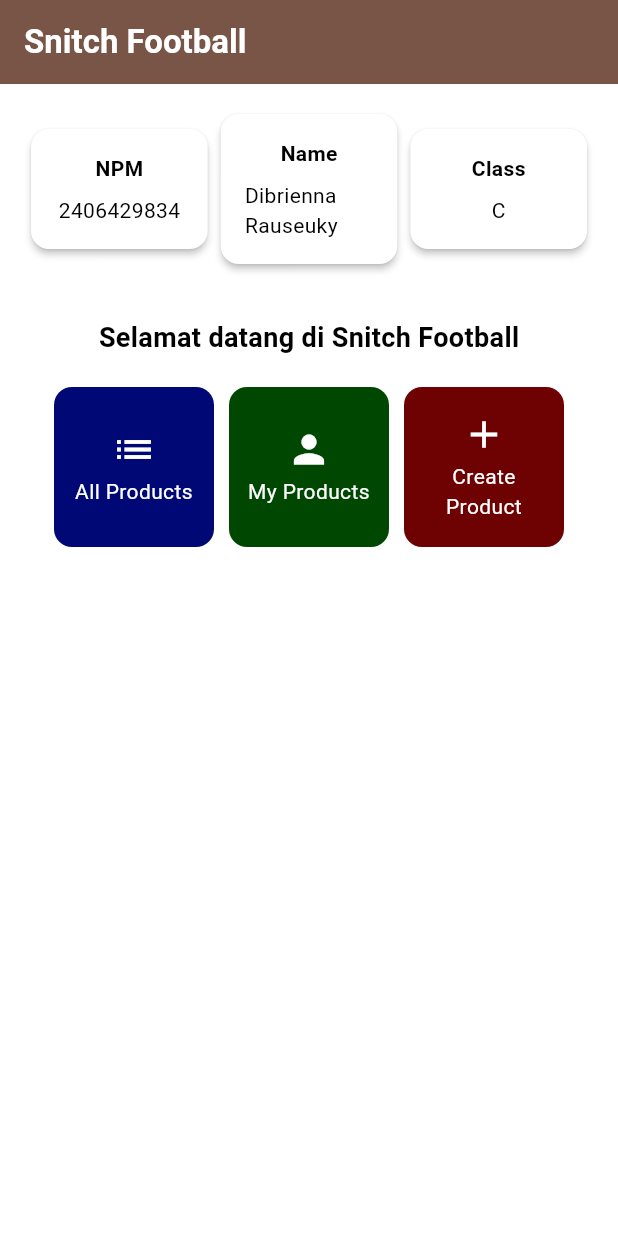
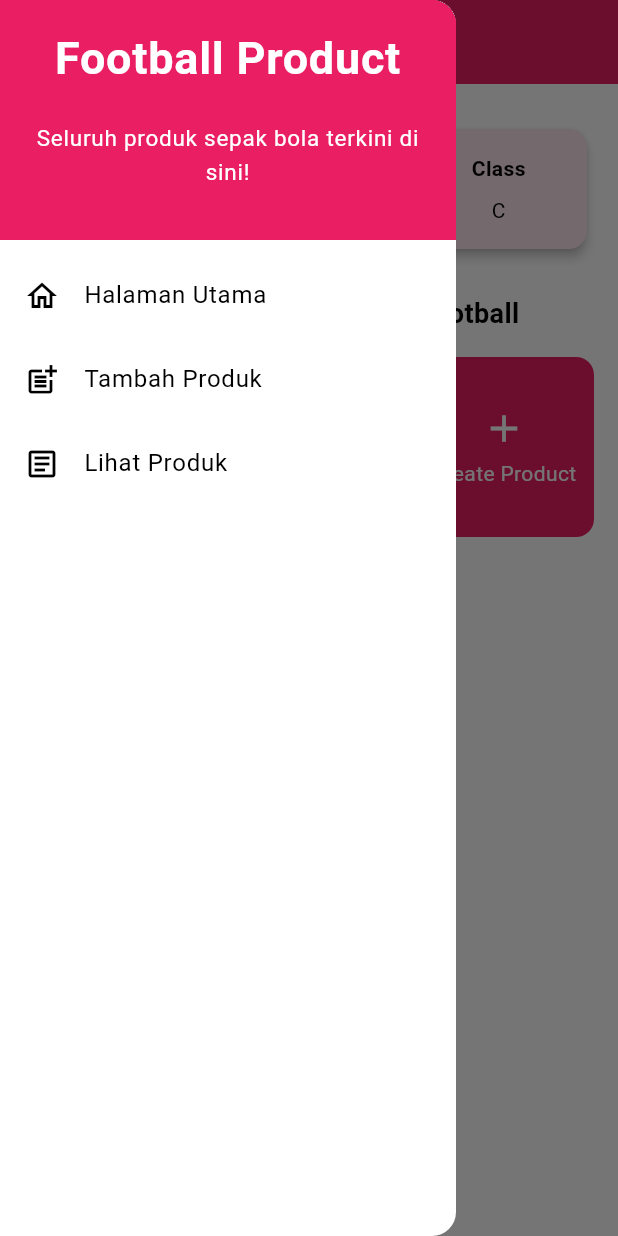
Before and after one commit to Diera2710/snitch-mobile, a Flutter app: the screen it shows after launch, with the side drawer open (before the commit the screen has no drawer), on a phone screen of 412 x 824 dp. Run offline on Flutter 3.47's test engine with Material 3 defaults, Android fonts, the phone set to English and light mode, and no system bars.

Commit message:
half progress

```diff
--- a/lib/main.dart
+++ b/lib/main.dart
@@ -1,4 +1,4 @@
-import 'package:snitch_mobile/menu.dart';
+import 'package:snitch_mobile/screens/menu.dart';
 import 'package:flutter/material.dart';
 
 void main() {
@@ -11,9 +11,9 @@ class MyApp extends StatelessWidget {
   @override
   Widget build(BuildContext context) {
     return MaterialApp(
-      title: 'Football Shop',
+      title: 'Snitch Football Shop',
       theme: ThemeData(
-        colorScheme: ColorScheme.fromSwatch(primarySwatch: Colors.brown)
+        colorScheme: ColorScheme.fromSwatch(primarySwatch: Colors.pink)
             .copyWith(secondary: Colors.pink[200]),
       ),
       home: MyHomePage(),
--- a/lib/menu.dart
+++ /dev/null
@@ -1,140 +0,0 @@
-import 'package:flutter/material.dart';
-
-class MyHomePage extends StatelessWidget {
-  MyHomePage({super.key});
-
-  final String nama = "Dibrienna Rauseuky";
-  final String npm = "2406429834";
-  final String kelas = "C";
-
-  final List<ItemHomepage> items = [
-    ItemHomepage("All Products", Icons.list, const Color.fromARGB(255, 0, 8, 117)),
-    ItemHomepage("My Products", Icons.person, const Color.fromARGB(255, 0, 72, 2)),
-    ItemHomepage("Create Product", Icons.add, const Color.fromARGB(255, 110, 1, 1)),
-  ];
-
-  @override
-  Widget build(BuildContext context) {
-    return Scaffold(
-      appBar: AppBar(
-        title: const Text(
-          'Snitch Football',
-          style: TextStyle(color: Colors.white, fontWeight: FontWeight.bold),
-        ),
-        backgroundColor: Theme.of(context).colorScheme.primary,
-      ),
-      body: Padding(
-        padding: const EdgeInsets.all(16.0),
-        child: Column(
-          crossAxisAlignment: CrossAxisAlignment.center,
-          children: [
-            Row(
-              mainAxisAlignment: MainAxisAlignment.spaceEvenly,
-              children: [
-                InfoCard(title: 'NPM', content: npm),
-                InfoCard(title: 'Name', content: nama),
-                InfoCard(title: 'Class', content: kelas),
-              ],
-            ),
-            const SizedBox(height: 16.0),
-            Center(
-              child: Column(
-                children: [
-                  const Padding(
-                    padding: EdgeInsets.only(top: 16.0),
-                    child: Text(
-                      'Selamat datang di Snitch Football',
-                      style: TextStyle(fontWeight: FontWeight.bold, fontSize: 18.0),
-                    ),
-                  ),
-                  GridView.count(
-                    primary: true,
-                    padding: const EdgeInsets.all(20),
-                    crossAxisSpacing: 10,
-                    mainAxisSpacing: 10,
-                    crossAxisCount: 3,
-                    shrinkWrap: true,
-                    children: items.map((item) => ItemCard(item)).toList(),
-                  ),
-                ],
-              ),
-            ),
-          ],
-        ),
-      ),
-    );
-  }
-}
-
-class InfoCard extends StatelessWidget {
-  final String title;
-  final String content;
-
-  const InfoCard({super.key, required this.title, required this.content});
-
-  @override
-  Widget build(BuildContext context) {
-    return Card(
-      elevation: 2.0,
-      child: Container(
-        width: MediaQuery.of(context).size.width / 3.5,
-        padding: const EdgeInsets.all(16.0),
-        child: Column(
-          children: [
-            Text(title, style: const TextStyle(fontWeight: FontWeight.bold)),
-            const SizedBox(height: 8.0),
-            Text(content),
-          ],
-        ),
-      ),
-    );
-  }
-}
-
-class ItemHomepage {
-  final String name;
-  final IconData icon;
-  final Color color;
-
-  ItemHomepage(this.name, this.icon, this.color);
-}
-
-class ItemCard extends StatelessWidget {
-  final ItemHomepage item;
-
-  const ItemCard(this.item, {super.key});
-
-  @override
-  Widget build(BuildContext context) {
-    return Material(
-      color: item.color,
-      borderRadius: BorderRadius.circular(12),
-      child: InkWell(
-        onTap: () {
-          ScaffoldMessenger.of(context)
-            ..hideCurrentSnackBar()
-            ..showSnackBar(
-              SnackBar(content: Text("Kamu telah menekan tombol ${item.name}")),
-            );
-        },
-        child: Container(
-          padding: const EdgeInsets.all(8),
-          child: Center(
-            child: Column(
-              mainAxisAlignment: MainAxisAlignment.center,
-              children: [
-                Icon(item.icon, color: Colors.white, size: 30.0),
-                const SizedBox(height: 3),
-                Text(
-                  item.name,
-                  textAlign: TextAlign.center,
-                  style: const TextStyle(color: Colors.white),
-                ),
-              ],
-            ),
-          ),
-        ),
-      ),
-    );
-  }
-}
--- /dev/null
+++ b/lib/screens/menu.dart
@@ -0,0 +1,87 @@
+import 'package:flutter/material.dart';
+import 'package:snitch_mobile/widgets/left_drawer.dart';
+import 'package:snitch_mobile/widgets/product_card.dart';
+
+class MyHomePage extends StatelessWidget {
+  MyHomePage({super.key});
+
+  final String nama = "Dibrienna Rauseuky";
+  final String npm = "2406429834";
+  final String kelas = "C";
+
+  final List<ItemHomepage> items = [
+    ItemHomepage("All Products", Icons.list, const Color(0xFFFFC1E3)),
+    ItemHomepage("My Products", Icons.person, const Color(0xFFF48FB1)),
+    ItemHomepage("Create Product", Icons.add, const Color(0xFFE91E63)),
+  ];
+
+  @override
+  Widget build(BuildContext context) {
+    return Scaffold(
+      appBar: AppBar(
+        title: const Text(
+          'Snitch Football',
+          style: TextStyle(color: Colors.white, fontWeight: FontWeight.bold),
+        ),
+        backgroundColor: Theme.of(context).colorScheme.primary,
+      ),
+      drawer: const LeftDrawer(),
+      body: Padding(
+        padding: const EdgeInsets.all(16.0),
+        child: Column(
+          crossAxisAlignment: CrossAxisAlignment.center,
+          children: [
+            Row(
+              mainAxisAlignment: MainAxisAlignment.spaceEvenly,
+              children: [
+                InfoCard(title: 'NPM', content: npm),
+                InfoCard(title: 'Name', content: nama),
+                InfoCard(title: 'Class', content: kelas),
+              ],
+            ),
+            const SizedBox(height: 16.0),
+            const Text(
+              'Selamat datang di Snitch Football',
+              style: TextStyle(fontWeight: FontWeight.bold, fontSize: 18.0),
+            ),
+            const SizedBox(height: 16.0),
+            Expanded(
+              child: GridView.count(
+                crossAxisCount: 3,
+                crossAxisSpacing: 10,
+                mainAxisSpacing: 10,
+                children: items.map((item) => ItemCard(item)).toList(),
+              ),
+            ),
+          ],
+        ),
+      ),
+    );
+  }
+}
+
+class InfoCard extends StatelessWidget {
+  final String title;
+  final String content;
+
+  const InfoCard({super.key, required this.title, required this.content});
+
+  @override
+  Widget build(BuildContext context) {
+    return Card(
+      color: Colors.pink[50],
+      elevation: 3,
+      child: Container(
+        width: MediaQuery.of(context).size.width / 3.5,
+        padding: const EdgeInsets.all(16.0),
+        child: Column(
+          children: [
+            Text(title, style: const TextStyle(fontWeight: FontWeight.bold)),
+            const SizedBox(height: 8.0),
+            Text(content),
+          ],
+        ),
+      ),
+    );
+  }
+}
--- /dev/null
+++ b/lib/widgets/left_drawer.dart
@@ -0,0 +1,88 @@
+import 'package:flutter/material.dart';
+import 'package:snitch_mobile/screens/menu.dart';
+import 'package:snitch_mobile/productform_form.dart';
+import 'package:snitch_mobile/screens/productlist_form.dart';
+
+class LeftDrawer extends StatelessWidget {
+  const LeftDrawer({super.key});
+
+  @override
+  Widget build(BuildContext context) {
+    return Drawer(
+      child: ListView(
+        children: [
+          const DrawerHeader(
+            decoration: BoxDecoration(
+              color: Colors.pink,
+            ),
+            child: Column(
+              children: [
+                Text(
+                  'Football Product',
+                  textAlign: TextAlign.center,
+                  style: TextStyle(
+                    fontSize: 30,
+                    fontWeight: FontWeight.bold,
+                    color: Colors.white,
+                  ),
+                ),
+                Padding(padding: EdgeInsets.all(10)),
+                Text(
+                  "Seluruh produk sepak bola terkini di sini!",
+                  textAlign: TextAlign.center,
+                  style: TextStyle(
+                    fontSize: 15,
+                    color: Colors.white,
+                    fontWeight: FontWeight.normal,
+                  ),
+                ),
+              ],
+            ),
+          ),
+
+          // Halaman Utama
+          ListTile(
+            leading: const Icon(Icons.home_outlined),
+            title: const Text('Halaman Utama'),
+            onTap: () {
+              Navigator.pushReplacement(
+                context,
+                MaterialPageRoute(
+                  builder: (context) => MyHomePage(),
+                ),
+              );
+            },
+          ),
+
+          // Tambah Produk
+          ListTile(
+            leading: const Icon(Icons.post_add),
+            title: const Text('Tambah Produk'),
+            onTap: () {
+              Navigator.pushReplacement(
+                context,
+                MaterialPageRoute(
+                  builder: (context) => const ProductFormPage(),
+                ),
+              );
+            },
+          ),
+
+          // Lihat Produk
+          ListTile(
+            leading: const Icon(Icons.article_outlined),
+            title: const Text('Lihat Produk'),
+            onTap: () {
+              Navigator.pushReplacement(
+                context,
+                MaterialPageRoute(
+                  builder: (context) => const ProductListPage(),
+                ),
+              );
+            },
+          ),
+        ],
+      ),
+    );
+  }
+}
--- /dev/null
+++ b/lib/widgets/product_card.dart
@@ -0,0 +1,69 @@
+import 'package:flutter/material.dart';
+import 'package:snitch_mobile/screens/productlist_form.dart';
+import 'package:snitch_mobile/productform_form.dart';
+
+class ItemHomepage {
+  final String name;
+  final IconData icon;
+  final Color color;
+
+  ItemHomepage(this.name, this.icon, this.color);
+}
+
+class ItemCard extends StatelessWidget {
+  final ItemHomepage item;
+
+  const ItemCard(this.item, {super.key});
+
+  @override
+  Widget build(BuildContext context) {
+    return Material(
+      color: item.color,
+      borderRadius: BorderRadius.circular(12),
+      child: InkWell(
+        onTap: () {
+          ScaffoldMessenger.of(context)
+            ..hideCurrentSnackBar()
+            ..showSnackBar(
+              SnackBar(content: Text("Kamu telah menekan tombol ${item.name}!")),
+            );
+
+          if (item.name == "Create Product") {
+            Navigator.push(
+              context,
+              MaterialPageRoute(builder: (context) => const ProductFormPage()),
+            );
+          } else if (item.name == "All Products") {
+            Navigator.push(
+              context,
+              MaterialPageRoute(builder: (context) => const ProductListPage()),
+            );
+          } else if (item.name == "My Products") {
+            ScaffoldMessenger.of(context).showSnackBar(
+              const SnackBar(
+                content: Text("Halaman 'My Products' belum diimplementasikan."),
+              ),
+            );
+          }
+        },
+        child: Container(
+          padding: const EdgeInsets.all(8),
+          child: Center(
+            child: Column(
+              mainAxisAlignment: MainAxisAlignment.center,
+              children: [
+                Icon(item.icon, color: Colors.white, size: 30.0),
+                const SizedBox(height: 5),
+                Text(
+                  item.name,
+                  textAlign: TextAlign.center,
+                  style: const TextStyle(color: Colors.white),
+                ),
+              ],
+            ),
+          ),
+        ),
+      ),
+    );
+  }
+}
```
Also changed, not shown: lib/productform_form.dart (added, +218 -0 lines), lib/screens/productlist_form.dart (added, +33 -0 lines).
